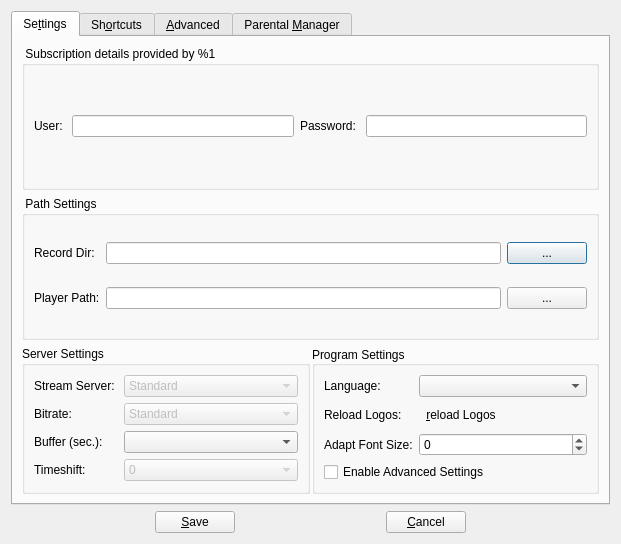
Jo2003/vlc_record, file forms/csettingsdlg.ui: the form before one commit.
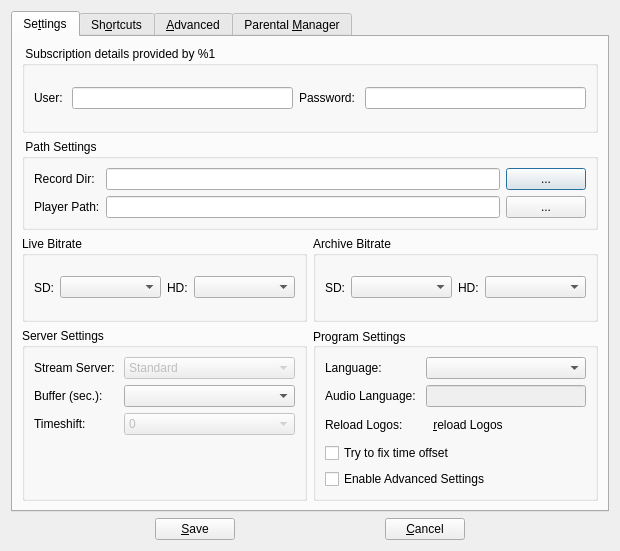
The form after the commit. Icons and pictures are not drawn. Custom widgets are drawn as their Qt base class.

```diff
--- a/forms/csettingsdlg.ui
+++ b/forms/csettingsdlg.ui
@@ -6,8 +6,8 @@
    <rect>
     <x>0</x>
     <y>0</y>
-    <width>621</width>
-    <height>544</height>
+    <width>620</width>
+    <height>551</height>
    </rect>
   </property>
   <property name="windowTitle">
@@ -126,10 +126,85 @@
         </widget>
        </item>
        <item>
-        <layout class="QHBoxLayout" name="horizontalLayout_2" stretch="0,0">
-         <property name="spacing">
-          <number>2</number>
-         </property>
+        <layout class="QHBoxLayout" name="horizontalLayout_3">
+         <item>
+          <widget class="QGroupBox" name="groupBRLive">
+           <property name="title">
+            <string>Live Bitrate</string>
+           </property>
+           <layout class="QHBoxLayout" name="horizontalLayout_11" stretch="1,9,1,9">
+            <item>
+             <widget class="QLabel" name="label_24">
+              <property name="text">
+               <string>SD:</string>
+              </property>
+             </widget>
+            </item>
+            <item>
+             <widget class="QComboBox" name="cbxBitRateLiveSD">
+              <property name="enabled">
+               <bool>true</bool>
+              </property>
+             </widget>
+            </item>
+            <item>
+             <widget class="QLabel" name="label_26">
+              <property name="text">
+               <string>HD:</string>
+              </property>
+             </widget>
+            </item>
+            <item>
+             <widget class="QComboBox" name="cbxBitRateLiveHD">
+              <property name="enabled">
+               <bool>true</bool>
+              </property>
+             </widget>
+            </item>
+           </layout>
+          </widget>
+         </item>
+         <item>
+          <widget class="QGroupBox" name="groupBRArch">
+           <property name="title">
+            <string>Archive Bitrate</string>
+           </property>
+           <layout class="QHBoxLayout" name="horizontalLayout_12" stretch="1,9,1,9">
+            <item>
+             <widget class="QLabel" name="label_25">
+              <property name="text">
+               <string>SD:</string>
+              </property>
+             </widget>
+            </item>
+            <item>
+             <widget class="QComboBox" name="cbxBitRateArchSD">
+              <property name="enabled">
+               <bool>true</bool>
+              </property>
+             </widget>
+            </item>
+            <item>
+             <widget class="QLabel" name="label_27">
+              <property name="text">
+               <string>HD:</string>
+              </property>
+             </widget>
+            </item>
+            <item>
+             <widget class="QComboBox" name="cbxBitRateArchHD">
+              <property name="enabled">
+               <bool>true</bool>
+              </property>
+             </widget>
+            </item>
+           </layout>
+          </widget>
+         </item>
+        </layout>
+       </item>
+       <item>
+        <layout class="QHBoxLayout" name="horizontalLayout_2" stretch="5,5">
          <item>
           <widget class="QGroupBox" name="groupStreamServer">
            <property name="title">
@@ -159,42 +234,23 @@
              </widget>
             </item>
             <item row="1" column="0">
-             <widget class="QLabel" name="labBitRate">
-              <property name="text">
-               <string>Bitrate:</string>
-              </property>
-             </widget>
-            </item>
-            <item row="1" column="1">
-             <widget class="QComboBox" name="cbxBitRate">
-              <property name="enabled">
-               <bool>false</bool>
-              </property>
-              <item>
-               <property name="text">
-                <string>Standard</string>
-               </property>
-              </item>
-             </widget>
-            </item>
-            <item row="2" column="0">
              <widget class="QLabel" name="labBuffer">
               <property name="text">
                <string>Buffer (sec.):</string>
               </property>
              </widget>
             </item>
-            <item row="2" column="1">
+            <item row="1" column="1">
              <widget class="QComboBox" name="cbxBufferSeconds"/>
             </item>
-            <item row="3" column="0">
+            <item row="2" column="0">
              <widget class="QLabel" name="label_16">
               <property name="text">
                <string>Timeshift: </string>
               </property>
              </widget>
             </item>
-            <item row="3" column="1">
+            <item row="2" column="1">
              <widget class="QComboBox" name="cbxTimeShift">
               <property name="enabled">
                <bool>false</bool>
@@ -229,18 +285,7 @@
            <property name="alignment">
             <set>Qt::AlignLeading|Qt::AlignLeft|Qt::AlignVCenter</set>
            </property>
-           <layout class="QVBoxLayout" name="verticalLayout_2">
-            <item>
-             <layout class="QFormLayout" name="formLayout">
-              <property name="fieldGrowthPolicy">
-               <enum>QFormLayout::AllNonFixedFieldsGrow</enum>
-              </property>
-              <property name="horizontalSpacing">
-               <number>6</number>
-              </property>
-              <property name="verticalSpacing">
-               <number>6</number>
-              </property>
+           <layout class="QGridLayout" name="gridLayout_5">
               <item row="0" column="0">
                <widget class="QLabel" name="label_10">
                 <property name="text">
@@ -252,13 +297,27 @@
                <widget class="QComboBox" name="cbxLanguage"/>
               </item>
               <item row="1" column="0">
+             <widget class="QLabel" name="label_29">
+              <property name="text">
+               <string>Audio Language: </string>
+              </property>
+             </widget>
+            </item>
+            <item row="1" column="1">
+             <widget class="QLineEdit" name="lineALang">
+              <property name="enabled">
+               <bool>false</bool>
+              </property>
+             </widget>
+            </item>
+            <item row="2" column="0">
                <widget class="QLabel" name="label_12">
                 <property name="text">
                  <string>Reload Logos:</string>
                 </property>
                </widget>
               </item>
-              <item row="1" column="1">
+            <item row="2" column="1">
                <widget class="QToolButton" name="pushDelLogos">
                 <property name="minimumSize">
                  <size>
@@ -284,29 +343,14 @@
                 </property>
                </widget>
               </item>
-              <item row="2" column="1">
-               <widget class="QSpinBox" name="spinBoxFontDelta">
-                <property name="readOnly">
-                 <bool>false</bool>
-                </property>
-                <property name="minimum">
-                 <number>-10</number>
-                </property>
-                <property name="maximum">
-                 <number>10</number>
-                </property>
-               </widget>
-              </item>
-              <item row="2" column="0">
-               <widget class="QLabel" name="label_24">
+            <item row="3" column="0" colspan="2">
+             <widget class="QCheckBox" name="checkFixTime">
                 <property name="text">
-                 <string>Adapt Font Size:</string>
+               <string>Try to fix time offset</string>
                 </property>
                </widget>
               </item>
-             </layout>
-            </item>
-            <item>
+            <item row="4" column="0" colspan="2">
              <widget class="QCheckBox" name="checkAdvanced">
               <property name="text">
                <string>Enable Advanced Settings</string>
```
Left out of the diff: 40 changed lines with no effect on the pictures. Lines whose indentation alone changed are shown as unchanged.
